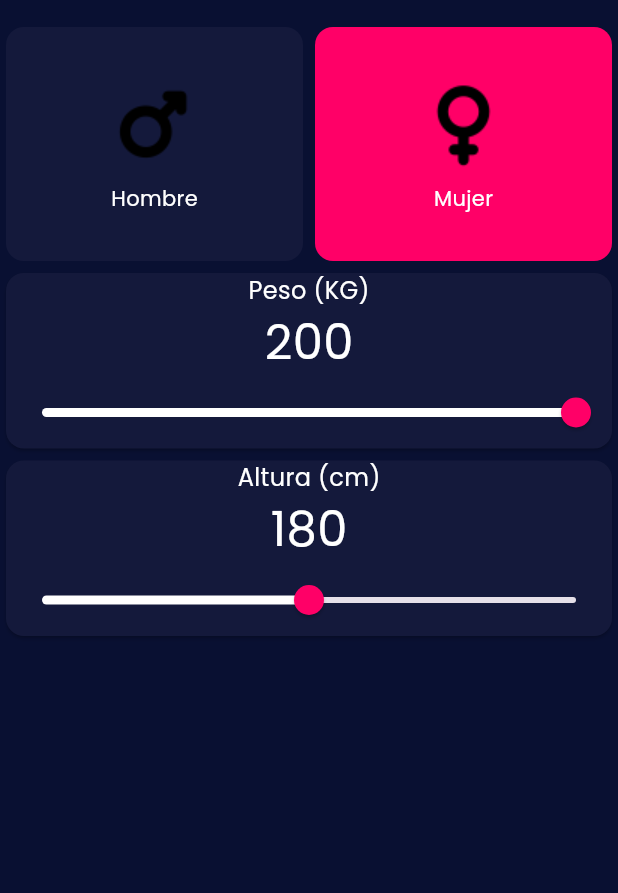
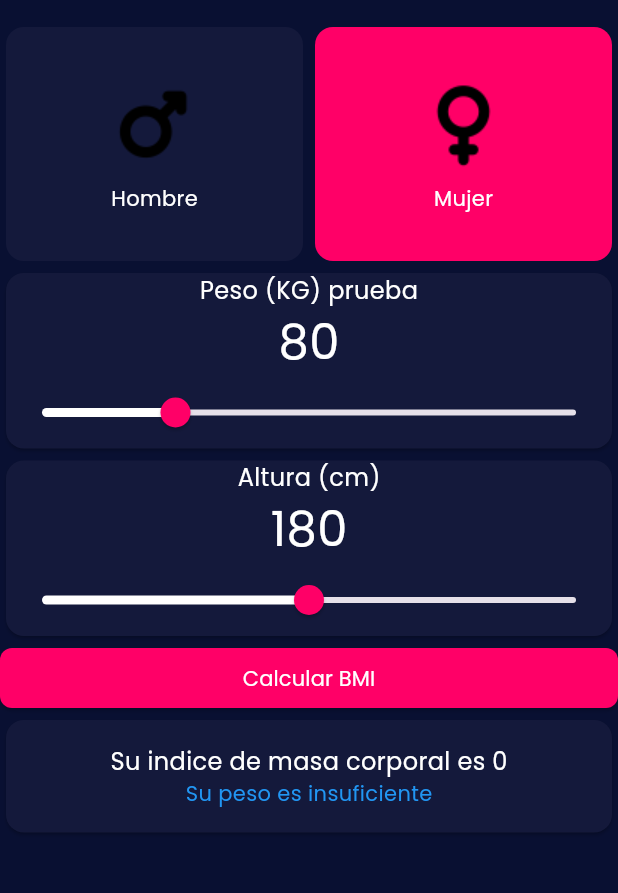
Before and after one commit to paulocrr/calculadora_bmi, a Flutter app: the screen it shows after launch, on a phone screen of 412 x 824 dp, the part 63-956 px from its top. Run offline on Flutter 3.47's test engine with Material 3 defaults, Android fonts, the phone set to English and light mode, and no system bars.

Commit message:
feat: Se calcula en indice de masa corporal cuand se hace clic al boton

```diff
--- a/lib/pagina_principal.dart
+++ b/lib/pagina_principal.dart
@@ -1,10 +1,20 @@
 import 'package:calculadora_bmi/ui/selector_de_sexo.dart';
 import 'package:calculadora_bmi/ui/tarjeta_con_slider.dart';
+import 'package:calculadora_bmi/ui/tarjeta_de_mensaje.dart';
 import 'package:flutter/material.dart';
+import 'dart:math';
 
-class PaginaPrincipal extends StatelessWidget {
+class PaginaPrincipal extends StatefulWidget {
   const PaginaPrincipal({super.key});
 
+  @override
+  State<PaginaPrincipal> createState() => _PaginaPrincipalState();
+}
+
+class _PaginaPrincipalState extends State<PaginaPrincipal> {
+  var alturaActual = 180;
+  var pesoActual = 80;
+  var indiceMasaCorporal = 0.0;
   @override
   Widget build(BuildContext context) {
     return Scaffold(
@@ -20,17 +30,45 @@ class PaginaPrincipal extends StatelessWidget {
         children: [
           SelectorDeSexo(),
           TarjetaConSlider(
-            titulo: 'Peso (KG)',
+            titulo: 'Peso (KG) prueba',
             valorMinimo: 40,
             valorMaximo: 200,
-            valorInicial: 200,
+            valorInicial: 80,
+            elSliderCambia: (peso) {
+              print('esto se ejecuta despues');
+              pesoActual = peso;
+            },
           ),
           TarjetaConSlider(
             titulo: 'Altura (cm)',
             valorMinimo: 110,
             valorMaximo: 250,
             valorInicial: 180,
+            elSliderCambia: (altura) {
+              print('esto se ejecuta despues');
+              alturaActual = altura;
+            },
           ),
+          ElevatedButton(
+            style: ElevatedButton.styleFrom(
+              backgroundColor: Color(0xFFFF0067),
+              shape: RoundedRectangleBorder(
+                borderRadius: BorderRadius.circular(8),
+              ),
+              minimumSize: Size.fromHeight(40),
+            ),
+            onPressed: () {
+              setState(() {
+                final alturaEnMetros = alturaActual / 100;
+                indiceMasaCorporal = pesoActual / pow(alturaEnMetros, 2);
+              });
+            },
+            child: Text(
+              'Calcular BMI',
+              style: TextStyle(color: Colors.white),
+            ),
+          ),
+          TarjetaDeMensaje(imc: indiceMasaCorporal.toInt())
         ],
       ),
     );
--- a/lib/ui/tarjeta_con_slider.dart
+++ b/lib/ui/tarjeta_con_slider.dart
@@ -5,12 +5,14 @@ class TarjetaConSlider extends StatefulWidget {
   final int valorMinimo;
   final int valorMaximo;
   final int valorInicial;
+  final void Function(int) elSliderCambia;
 
   const TarjetaConSlider({
     required this.titulo,
     required this.valorMinimo,
     required this.valorMaximo,
     required this.valorInicial,
+    required this.elSliderCambia,
     super.key,
   });
 
@@ -54,9 +56,10 @@ class _TarjetaConSliderState extends State<TarjetaConSlider> {
             activeColor: Colors.white,
             value: valorActual,
             onChanged: (nuevoValor) {
+              print('esto se ejecuta primero 1');
               setState(() {
                 valorActual = nuevoValor;
-                print(valorActual);
+                widget.elSliderCambia(valorActual.toInt());
               });
             },
           ),
--- a/lib/ui/tarjeta_de_mensaje.dart
+++ b/lib/ui/tarjeta_de_mensaje.dart
@@ -1,10 +1,51 @@
 import 'package:flutter/material.dart';
 
 class TarjetaDeMensaje extends StatelessWidget {
-  const TarjetaDeMensaje({super.key});
+  final int imc;
+  const TarjetaDeMensaje({required this.imc, super.key});
 
   @override
   Widget build(BuildContext context) {
-    return const Placeholder();
+    var detalleMasaCorporal = '';
+    var color = Colors.red;
+
+    if (imc < 18) {
+      detalleMasaCorporal = 'Su peso es insuficiente';
+      color = Colors.blue;
+    } else if (imc >= 18 && imc <= 25) {
+      detalleMasaCorporal = 'Su peso esta en un rango saludable';
+      color = Colors.green;
+    } else if (imc > 25 && imc <= 30) {
+      detalleMasaCorporal = 'Se encuentra en sobrepeso';
+      color = Colors.purple;
+    } else if (imc > 30) {
+      detalleMasaCorporal = 'Se encuentra en obesidad';
+      color = Colors.red;
+    }
+
+    return Row(
+      children: [
+        Expanded(
+          child: Card(
+            color: Color(0xFF14193B),
+            child: Padding(
+              padding: const EdgeInsets.all(16.0),
+              child: Column(
+                children: [
+                  Text(
+                    'Su indice de masa corporal es $imc',
+                    style: TextStyle(color: Colors.white, fontSize: 16),
+                  ),
+                  Text(
+                    detalleMasaCorporal,
+                    style: TextStyle(color: color),
+                  ),
+                ],
+              ),
+            ),
+          ),
+        ),
+      ],
+    );
   }
 }
```
